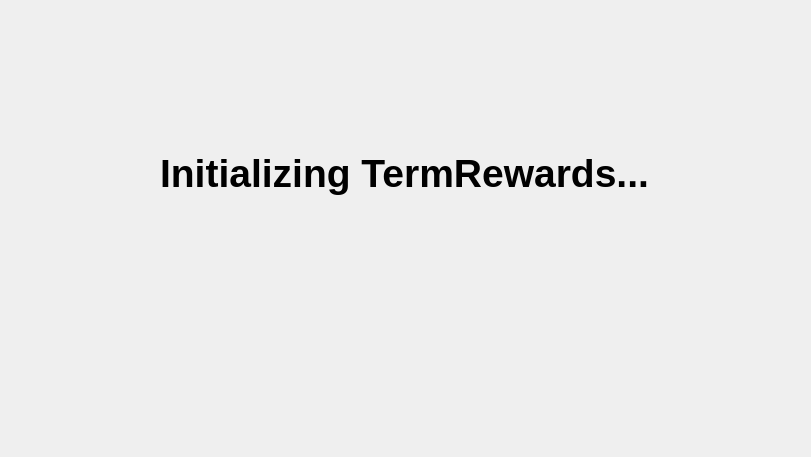
SmartCash/Core-Smart, file src/qt/forms/termrewardslist.ui: the form before one commit.
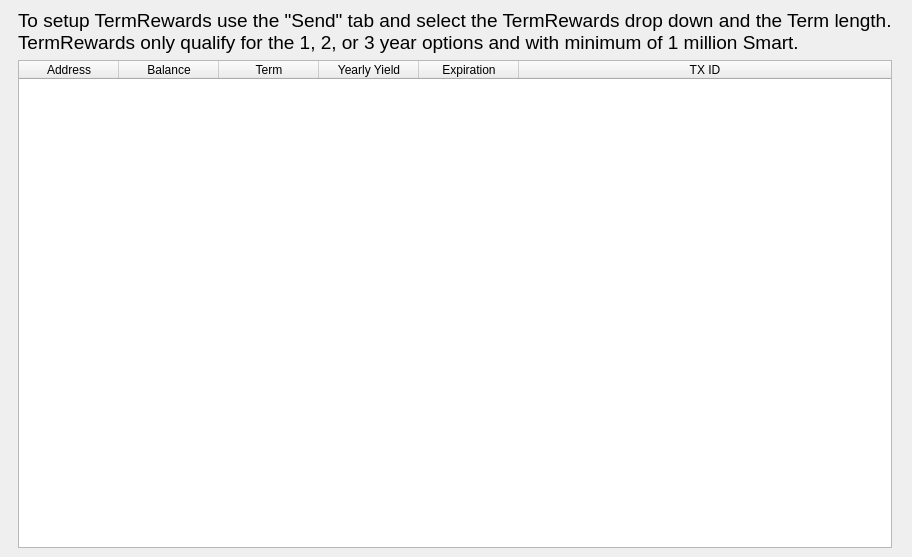
The form after the commit. The open tabs and pages were chosen to show the change. Custom widgets are drawn as their Qt base class.

What changed in the file:
```diff
--- a/src/qt/forms/termrewardslist.ui
+++ b/src/qt/forms/termrewardslist.ui
@@ -7,7 +7,7 @@
     <x>0</x>
     <y>0</y>
     <width>811</width>
-    <height>457</height>
+    <height>557</height>
    </rect>
   </property>
   <property name="windowTitle">
@@ -142,6 +142,27 @@
        </item>
       </layout>
      </widget>
+     <widget class="QWidget" name="verticalLayout22">
+      <layout class="QVBoxLayout" name="verticallayout22">
+       <item>
+        <widget class="QLabel" name="updateNote22">
+         <property name="sizeHint" stdset="0">
+          <size>
+           <width>695</width>
+           <height>100</height>
+          </size>
+         </property>
+         <property name="font">
+          <font>
+           <pointsize>14</pointsize>
+          </font>
+         </property>
+         <property name="text">
+          <string>To setup TermRewards use the "Send" tab and select the TermRewards drop down and the Term length.&lt;br /&gt;TermRewards only qualify for the 1, 2, or 3 year options and with minimum of 1 million Smart.</string>
+         </property>
+        </widget>
+       </item>
+       <item>
      <widget class="QTableWidget" name="tableWidgetTermRewards">
       <property name="minimumSize">
        <size>
@@ -172,11 +193,6 @@
         <string>Address</string>
        </property>
       </column>
-      <column>
-       <property name="text">
-        <string>TX ID</string>
-       </property>
-      </column>
       <column>
        <property name="text">
         <string>Balance</string>
@@ -184,12 +200,15 @@
       </column>
       <column>
        <property name="text">
-        <string>Level</string>
+          <string>Term</string>
        </property>
       </column>
       <column>
+         <property name="alignment">
+          <set>Qt::AlignCenter</set>
+         </property>
        <property name="text">
-        <string>APY</string>
+          <string>Yearly Yield</string>
        </property>
       </column>
       <column>
@@ -197,7 +216,15 @@
         <string>Expiration</string>
        </property>
       </column>
-     </widget>
+        <column>
+         <property name="text">
+          <string>TX ID</string>
+         </property>
+        </column>
+       </widget>
+      </item>
+     </layout>
+    </widget> 
     </widget>
    </item>
   </layout>
```
Lines whose indentation alone changed are shown as unchanged.
